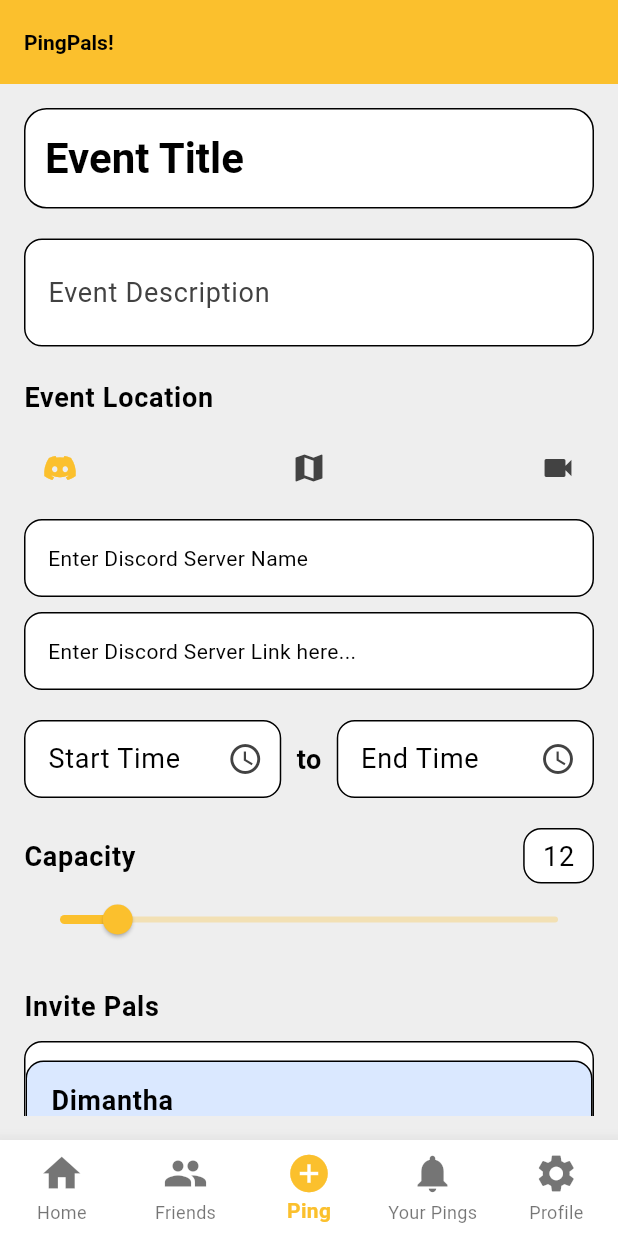
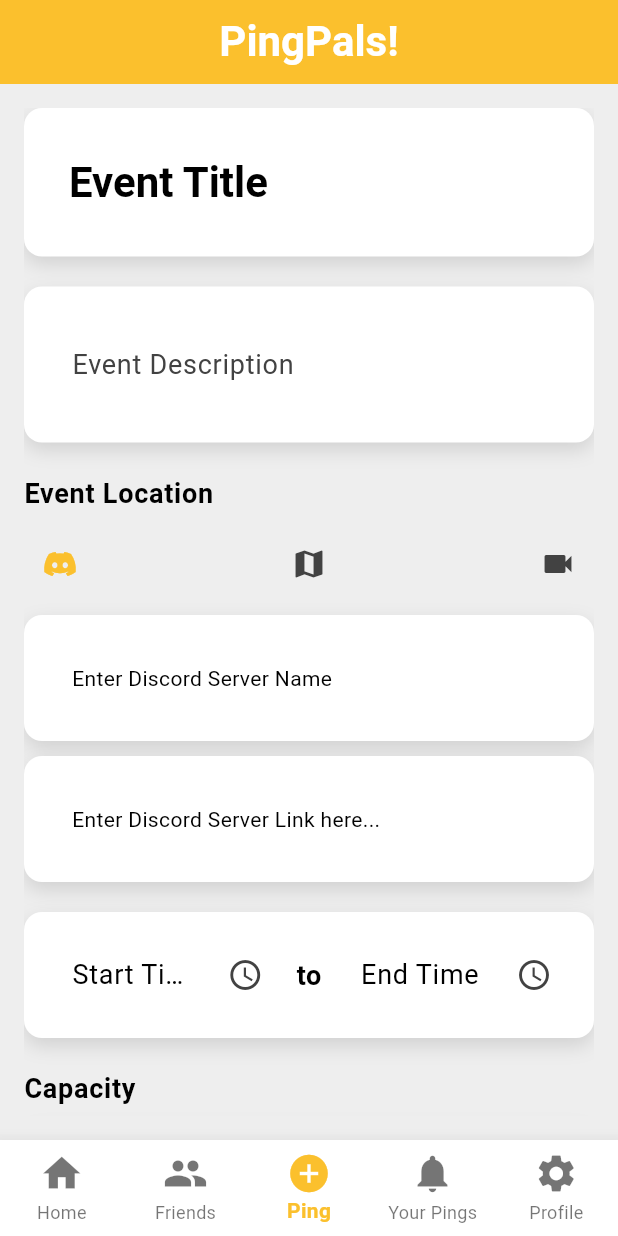
Before and after one commit to DimanthaG/PingPals, a Flutter app: the screen it shows after launch, item 3 of the bottom bar chosen, on a phone screen of 412 x 824 dp. Run offline on Flutter 3.47's test engine with Material 3 defaults, Android fonts, the phone set to English and light mode, and no system bars.

Commit message:
improved PingpageUI

```diff
--- a/client/pingpal/lib/src/screens/create_ping_screen.dart
+++ b/client/pingpal/lib/src/screens/create_ping_screen.dart
@@ -19,7 +19,7 @@ class _CreateEventScreenState extends State<CreateEventScreen> {
   final TextEditingController _discordServerController =
       TextEditingController();
   final TextEditingController _discordServerNameController =
-      TextEditingController(); // New controller for Discord Server Name
+      TextEditingController();
   final TextEditingController _googleMapsLinkController =
       TextEditingController();
   final TextEditingController _zoomRoomController = TextEditingController();
@@ -93,15 +93,23 @@ class _CreateEventScreenState extends State<CreateEventScreen> {
   Widget build(BuildContext context) {
     final theme = Theme.of(context);
     final isDarkMode = theme.brightness == Brightness.dark;
-    final fillColor = isDarkMode ? Colors.white : theme.cardColor;
+    final fillColor = isDarkMode ? Color(0xFF3A3D5C) : Colors.white;
     final hintColor = theme.textTheme.labelSmall?.color ?? Colors.grey;
 
     return Scaffold(
       backgroundColor: theme.scaffoldBackgroundColor,
       appBar: AppBar(
-        title: const Text('PingPals!'),
-        backgroundColor: theme.appBarTheme.backgroundColor,
+        title: Text(
+          'PingPals!',
+          style: theme.textTheme.headlineSmall?.copyWith(
+            fontWeight: FontWeight.bold,
+            color: theme
+                .colorScheme.onPrimary, // Ensures the text color contrasts well
+          ),
+        ),
+        backgroundColor: Colors.yellow[700], // Change the color to yellow
         elevation: 0,
+        centerTitle: true,
       ),
       body: Padding(
         padding: const EdgeInsets.all(16.0),
@@ -112,19 +120,19 @@ class _CreateEventScreenState extends State<CreateEventScreen> {
               crossAxisAlignment: CrossAxisAlignment.start,
               children: [
                 // Title input with rounded edges and border
-                TextFormField(
+                _buildFullWidthCard(
+                  theme,
+                  child: TextFormField(
                     controller: _titleController,
                     style: theme.textTheme.headlineSmall,
                     decoration: InputDecoration(
                       hintText: 'Event Title',
                       hintStyle: TextStyle(
-                      color: hintColor, // Placeholder text color
+                        color: hintColor,
                       ),
                       border: OutlineInputBorder(
-                      borderRadius: BorderRadius.circular(15), // Rounder edges
-                      borderSide: BorderSide(
-                        color: theme.dividerColor, // Border color
-                      ),
+                        borderRadius: BorderRadius.circular(15),
+                        borderSide: BorderSide.none,
                       ),
                       contentPadding:
                           EdgeInsets.symmetric(vertical: 15, horizontal: 10),
@@ -138,10 +146,13 @@ class _CreateEventScreenState extends State<CreateEventScreen> {
                       return null;
                     },
                   ),
+                ),
                 const SizedBox(height: 20),
 
                 // Event Description
-                TextFormField(
+                _buildFullWidthCard(
+                  theme,
+                  child: TextFormField(
                     controller: _descriptionController,
                     maxLines: 2,
                     style: theme.textTheme.bodyMedium,
@@ -151,16 +162,15 @@ class _CreateEventScreenState extends State<CreateEventScreen> {
                         color: theme.textTheme.bodySmall?.color,
                       ),
                       hintStyle: TextStyle(
-                      color: hintColor, // Placeholder text color
+                        color: hintColor,
                       ),
                       border: OutlineInputBorder(
                         borderRadius: BorderRadius.circular(12),
+                        borderSide: BorderSide.none,
                       ),
                       focusedBorder: OutlineInputBorder(
                         borderRadius: BorderRadius.circular(12),
-                      borderSide: BorderSide(
-                        color: theme.colorScheme.secondary,
-                      ),
+                        borderSide: BorderSide.none,
                       ),
                       filled: true,
                       fillColor: fillColor,
@@ -171,6 +181,7 @@ class _CreateEventScreenState extends State<CreateEventScreen> {
                       }
                       return null;
                     },
+                  ),
                 ),
                 const SizedBox(height: 20),
 
@@ -197,31 +208,35 @@ class _CreateEventScreenState extends State<CreateEventScreen> {
 
                 // Conditionally display the Discord Server Name input field
                 if (_selectedLocationType == 0) ...[
-                  TextFormField(
+                  _buildFullWidthCard(
+                    theme,
+                    child: TextFormField(
                       controller: _discordServerNameController,
                       decoration: InputDecoration(
                         hintText: 'Enter Discord Server Name',
                         hintStyle: TextStyle(
-                        color: hintColor, // Placeholder text color
+                          color: hintColor,
                         ),
                         border: OutlineInputBorder(
                           borderRadius: BorderRadius.circular(12),
+                          borderSide: BorderSide.none,
                         ),
                         focusedBorder: OutlineInputBorder(
                           borderRadius: BorderRadius.circular(12),
-                        borderSide: BorderSide(
-                          color: theme.colorScheme.secondary,
-                        ),
+                          borderSide: BorderSide.none,
                         ),
                         filled: true,
                         fillColor: fillColor,
                       ),
                       style: theme.textTheme.bodyMedium,
                     ),
+                  ),
                   const SizedBox(height: 10),
                 ],
 
-                TextFormField(
+                _buildFullWidthCard(
+                  theme,
+                  child: TextFormField(
                     controller: _selectedLocationType == 0
                         ? _discordServerController
                         : _selectedLocationType == 1
@@ -234,39 +249,41 @@ class _CreateEventScreenState extends State<CreateEventScreen> {
                               ? 'Paste Google Maps Link...'
                               : 'Enter Zoom Room Code...',
                       hintStyle: TextStyle(
-                      color: hintColor, // Placeholder text color
+                        color: hintColor,
                       ),
                       border: OutlineInputBorder(
                         borderRadius: BorderRadius.circular(12),
+                        borderSide: BorderSide.none,
                       ),
                       focusedBorder: OutlineInputBorder(
                         borderRadius: BorderRadius.circular(12),
-                      borderSide: BorderSide(
-                        color: theme.colorScheme.secondary,
-                      ),
+                        borderSide: BorderSide.none,
                       ),
                       filled: true,
                       fillColor: fillColor,
                     ),
                     style: theme.textTheme.bodyMedium,
                   ),
+                ),
                 const SizedBox(height: 20),
 
                 // Time and Capacity
-                Row(
+                _buildFullWidthCard(
+                  theme,
+                  child: Row(
                     children: [
                       Expanded(
                         child: TextFormField(
                           controller: _startTimeController,
                           decoration: InputDecoration(
                             labelText: 'Start Time',
-                          labelStyle:
-                              TextStyle(color: hintColor), // Fixed label color
+                            labelStyle: TextStyle(color: hintColor),
                             hintStyle: TextStyle(
-                            color: hintColor, // Placeholder text color
+                              color: hintColor,
                             ),
                             border: OutlineInputBorder(
                               borderRadius: BorderRadius.circular(12),
+                              borderSide: BorderSide.none,
                             ),
                             suffixIcon: Icon(
                               Icons.access_time,
@@ -274,9 +291,7 @@ class _CreateEventScreenState extends State<CreateEventScreen> {
                             ),
                             focusedBorder: OutlineInputBorder(
                               borderRadius: BorderRadius.circular(12),
-                            borderSide: BorderSide(
-                              color: theme.colorScheme.secondary,
-                            ),
+                              borderSide: BorderSide.none,
                             ),
                             filled: true,
                             fillColor: fillColor,
@@ -305,13 +320,13 @@ class _CreateEventScreenState extends State<CreateEventScreen> {
                           controller: _endTimeController,
                           decoration: InputDecoration(
                             labelText: 'End Time',
-                          labelStyle:
-                              TextStyle(color: hintColor), // Fixed label color
+                            labelStyle: TextStyle(color: hintColor),
                             hintStyle: TextStyle(
-                            color: hintColor, // Placeholder text color
+                              color: hintColor,
                             ),
                             border: OutlineInputBorder(
                               borderRadius: BorderRadius.circular(12),
+                              borderSide: BorderSide.none,
                             ),
                             suffixIcon: Icon(
                               Icons.access_time,
@@ -319,9 +334,7 @@ class _CreateEventScreenState extends State<CreateEventScreen> {
                             ),
                             focusedBorder: OutlineInputBorder(
                               borderRadius: BorderRadius.circular(12),
-                            borderSide: BorderSide(
-                              color: theme.colorScheme.secondary,
-                            ),
+                              borderSide: BorderSide.none,
                             ),
                             filled: true,
                             fillColor: fillColor,
@@ -339,32 +352,28 @@ class _CreateEventScreenState extends State<CreateEventScreen> {
                       ),
                     ],
                   ),
+                ),
                 const SizedBox(height: 20),
 
                 // Capacity slider with value display
-                Row(
-                  mainAxisAlignment: MainAxisAlignment.spaceBetween,
-                  children: [
                 Text(
                   'Capacity',
                   style: theme.textTheme.bodyLarge?.copyWith(
                     fontWeight: FontWeight.bold,
                   ),
                 ),
-                    Container(
-                      padding:
-                          EdgeInsets.symmetric(vertical: 4, horizontal: 12),
-                      decoration: BoxDecoration(
-                        color: fillColor,
-                        borderRadius: BorderRadius.circular(12),
-                        border: Border.all(color: theme.dividerColor),
-                      ),
+                const SizedBox(height: 10),
+                _buildFullWidthCard(
+                  theme,
+                  child: Row(
+                    mainAxisAlignment: MainAxisAlignment.spaceBetween,
+                    children: [
+                      Expanded(
                         child: Text(
                           '$_capacity',
                           style: theme.textTheme.bodyLarge,
+                          textAlign: TextAlign.center,
                         ),
-                    ),
-                  ],
                       ),
                       Slider(
                         value: _capacity.toDouble(),
@@ -372,13 +381,17 @@ class _CreateEventScreenState extends State<CreateEventScreen> {
                         max: 100,
                         divisions: 99,
                         activeColor: theme.colorScheme.secondary,
-                  inactiveColor: theme.colorScheme.secondary.withOpacity(0.3),
+                        inactiveColor:
+                            theme.colorScheme.secondary.withOpacity(0.3),
                         label: '$_capacity',
                         onChanged: (double value) {
                           setState(() {
                             _capacity = value.toInt();
                           });
                         },
+                      ),
+                    ],
+                  ),
                 ),
                 const SizedBox(height: 20),
 
@@ -390,14 +403,16 @@ class _CreateEventScreenState extends State<CreateEventScreen> {
                   ),
                 ),
                 const SizedBox(height: 10),
-                Container(
+                _buildFullWidthCard(
+                  theme,
+                  child: Container(
                     height: 300,
+                    padding: const EdgeInsets.symmetric(vertical: 8),
                     decoration: BoxDecoration(
                       color: theme.cardColor,
                       borderRadius: BorderRadius.circular(12),
                       border: Border.all(color: theme.dividerColor),
                     ),
-                  padding: const EdgeInsets.symmetric(vertical: 8),
                     child: ListView(
                       children: [
                         _buildFriendChip('Dimantha', theme, isDarkMode,
@@ -412,6 +427,7 @@ class _CreateEventScreenState extends State<CreateEventScreen> {
                         _buildFriendChip('Adheeb', theme, isDarkMode),
                         _buildFriendChip('Thulana', theme, isDarkMode),
                       ],
+                    ),
                   ),
                 ),
                 const SizedBox(height: 20),
@@ -457,7 +473,9 @@ class _CreateEventScreenState extends State<CreateEventScreen> {
       margin: EdgeInsets.symmetric(vertical: 4),
       padding: EdgeInsets.symmetric(vertical: 12, horizontal: 16),
       decoration: BoxDecoration(
-        color: accepted ? Colors.blueAccent.withOpacity(0.2) : theme.cardColor,
+        color: accepted
+            ? theme.colorScheme.secondary.withOpacity(0.2)
+            : theme.cardColor,
         borderRadius: BorderRadius.circular(12),
         border: Border.all(color: theme.dividerColor),
       ),
@@ -476,7 +494,7 @@ class _CreateEventScreenState extends State<CreateEventScreen> {
       tooltip: tooltip,
       icon: Icon(icon),
       color: _selectedLocationType == index
-          ? Colors.yellow[700]
+          ? theme.colorScheme.secondary
           : theme.iconTheme.color,
       onPressed: () {
         setState(() {
@@ -485,4 +503,23 @@ class _CreateEventScreenState extends State<CreateEventScreen> {
       },
     );
   }
+
+  Widget _buildFullWidthCard(ThemeData theme, {required Widget child}) {
+    return Container(
+      width: double.infinity,
+      decoration: BoxDecoration(
+        color: theme.cardColor,
+        borderRadius: BorderRadius.circular(12),
+        boxShadow: [
+          BoxShadow(
+            color: Colors.black12,
+            blurRadius: 10,
+            offset: Offset(0, 5),
+          ),
+        ],
+      ),
+      padding: const EdgeInsets.all(16.0),
+      child: child,
+    );
   }
+}
--- a/client/pingpal/lib/src/screens/home_screen.dart
+++ b/client/pingpal/lib/src/screens/home_screen.dart
@@ -14,26 +14,14 @@ class HomeScreen extends StatelessWidget {
           'PingPals!',
           style: theme.textTheme.headlineSmall?.copyWith(
             fontWeight: FontWeight.bold,
-            color: theme.colorScheme.onPrimary,
+            color: theme
+                .colorScheme.onPrimary, // Ensures the text color contrasts well
           ),
         ),
-        backgroundColor: theme.colorScheme.primary,
+        backgroundColor: const Color.fromARGB(
+            255, 255, 200, 62), // Change the color to yellow
         elevation: 0,
         centerTitle: true,
-        actions: [
-          IconButton(
-            icon: Icon(Icons.notifications, color: theme.colorScheme.onPrimary),
-            onPressed: () {
-              // Handle notification tap
-            },
-          ),
-          IconButton(
-            icon: Icon(Icons.person, color: theme.colorScheme.onPrimary),
-            onPressed: () {
-              // Handle profile tap
-            },
-          ),
-        ],
       ),
       body: SingleChildScrollView(
         child: Padding(
```
Lines whose indentation alone changed are shown as unchanged.
